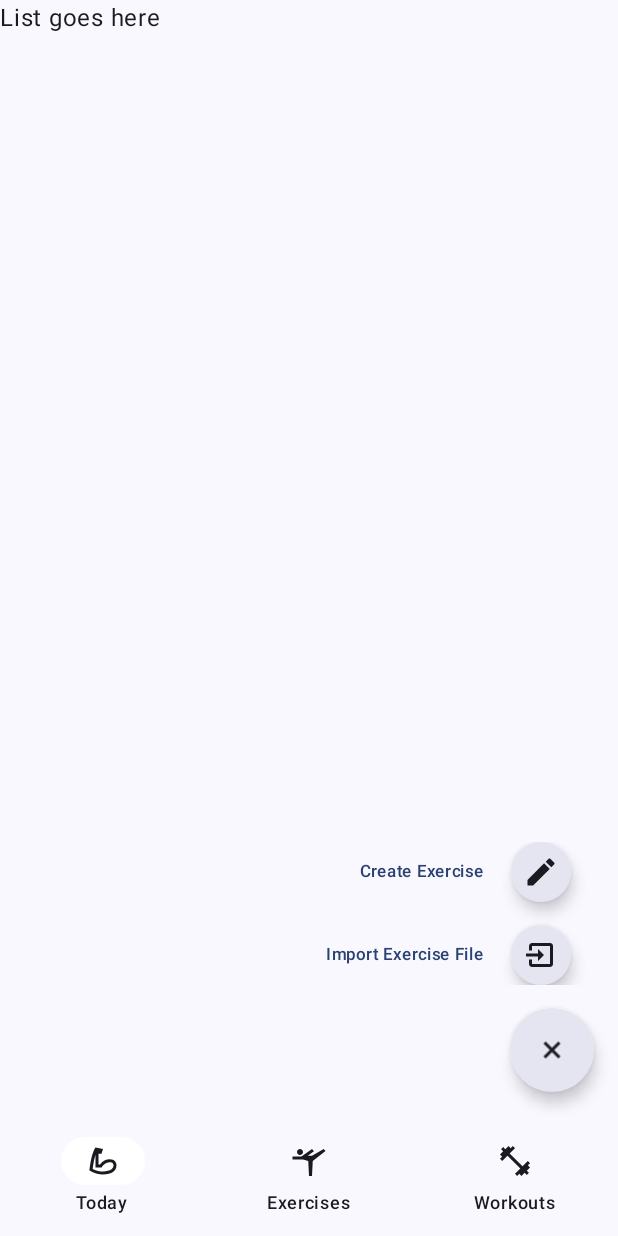
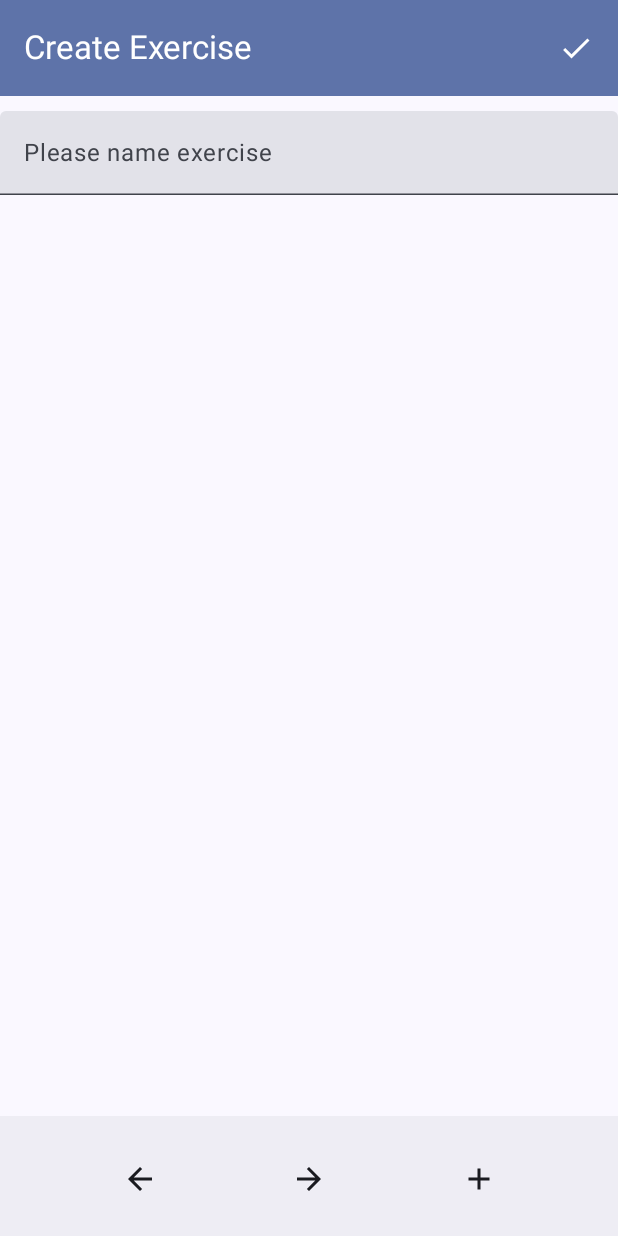
Before and after one commit to marchold/open_physical_therapy, an Android app built with Jetpack Compose: the ExercisesScreen screen opened through its navigation route, after a tap on "FloatingButtonMainIcon", on a phone screen of 412 x 824 dp. Run offline under Robolectric (Android 15) with nearby library versions, the phone set to English and light mode, and no system bars; 1 other tap on this screen came first.

Commit message:
WIP - Working on getting a veiew pager for the exercise steps.

```diff
--- a/app/build.gradle.kts
+++ b/app/build.gradle.kts
@@ -58,6 +58,7 @@ dependencies {
     implementation(libs.androidx.material3)
     implementation(libs.androidx.navigation.compose)
     implementation(libs.moshi)
+    implementation(libs.accompanist.permissions)
 
     testImplementation(libs.junit)
     androidTestImplementation(libs.androidx.junit)
--- a/app/src/main/AndroidManifest.xml
+++ b/app/src/main/AndroidManifest.xml
@@ -13,6 +13,11 @@
         android:theme="@style/Theme.OpenPhysicalTherapy"
         tools:targetApi="31">
         <activity
+            android:name=".CreateExerciseActivity"
+            android:exported="false"
+            android:label="@string/title_activity_create_exercise"
+            android:theme="@style/Theme.OpenPhysicalTherapy" />
+        <activity
             android:name=".MainActivity"
             android:exported="true"
             android:label="@string/app_name"
--- /dev/null
+++ b/app/src/main/java/com/example/openphysicaltherapy/CreateExerciseActivity.kt
@@ -0,0 +1,169 @@
+package com.example.openphysicaltherapy
+
+import android.os.Bundle
+import androidx.activity.ComponentActivity
+import androidx.activity.compose.setContent
+import androidx.activity.enableEdgeToEdge
+import androidx.compose.foundation.layout.Arrangement
+import androidx.compose.foundation.layout.Column
+import androidx.compose.foundation.layout.Row
+import androidx.compose.foundation.layout.Spacer
+import androidx.compose.foundation.layout.fillMaxWidth
+import androidx.compose.foundation.layout.height
+import androidx.compose.foundation.layout.padding
+import androidx.compose.foundation.pager.HorizontalPager
+import androidx.compose.foundation.pager.rememberPagerState
+import androidx.compose.material.icons.Icons
+import androidx.compose.material.icons.automirrored.filled.ArrowBack
+import androidx.compose.material.icons.automirrored.filled.ArrowForward
+import androidx.compose.material.icons.filled.Add
+import androidx.compose.material.icons.filled.Done
+import androidx.compose.material3.BottomAppBar
+import androidx.compose.material3.ExperimentalMaterial3Api
+import androidx.compose.material3.Icon
+import androidx.compose.material3.IconButton
+import androidx.compose.material3.MaterialTheme
+import androidx.compose.material3.Scaffold
+import androidx.compose.material3.Text
+import androidx.compose.material3.TextField
+import androidx.compose.material3.TopAppBar
+import androidx.compose.material3.TopAppBarColors
+import androidx.compose.runtime.Composable
+import androidx.compose.runtime.getValue
+import androidx.compose.runtime.mutableIntStateOf
+import androidx.compose.runtime.mutableStateOf
+import androidx.compose.runtime.remember
+import androidx.compose.runtime.rememberCoroutineScope
+import androidx.compose.runtime.setValue
+import androidx.compose.ui.Modifier
+import androidx.compose.ui.res.stringResource
+import androidx.compose.ui.unit.dp
+import com.example.openphysicaltherapy.ui.theme.OpenPhysicalTherapyTheme
+import kotlinx.coroutines.launch
+
+class CreateExerciseActivity : ComponentActivity() {
+    private var exercise = Exercise("")
+
+    override fun onCreate(savedInstanceState: Bundle?) {
+        super.onCreate(savedInstanceState)
+        enableEdgeToEdge()
+        setContent {
+            CreateExerciseScreen()
+        }
+    }
+
+    @OptIn(ExperimentalMaterial3Api::class)
+    @Composable
+    fun CreateExerciseScreen(){
+        val pagerState = rememberPagerState(pageCount = { exercise.steps.size })
+        var exerciseName by remember { mutableStateOf("") }
+        val coroutineScope = rememberCoroutineScope()
+
+        OpenPhysicalTherapyTheme {
+            Scaffold(
+                topBar = {
+                    TopAppBar(
+                        title = { Text(getString(R.string.title_activity_create_exercise)) },
+                        actions = {
+                            IconButton(onClick = {
+                                exercise.save(this@CreateExerciseActivity)
+                                finish()
+                            }) {
+                                Icon(Icons.Filled.Done, contentDescription = "Save Exercise Button")
+                            }
+                        },
+                        colors = TopAppBarColors(
+                            containerColor = MaterialTheme.colorScheme.primaryContainer,
+                            titleContentColor = MaterialTheme.colorScheme.onPrimaryContainer,
+                            navigationIconContentColor = MaterialTheme.colorScheme.onPrimaryContainer,
+                            actionIconContentColor = MaterialTheme.colorScheme.onPrimaryContainer,
+                            scrolledContainerColor = MaterialTheme.colorScheme.primaryContainer
+                        )
+                    )
+                },
+                content = { paddingValues ->
+                    Column(modifier = Modifier.padding(paddingValues)) {
+                        Spacer(modifier = Modifier.height(10.dp))
+                        TextField(
+                            modifier = Modifier.fillMaxWidth(),
+                            value = exerciseName,
+                            onValueChange = {
+                                exerciseName = it
+                                exercise.name = it
+                            },
+                            label = {
+                                Text(text = stringResource(R.string.please_name_exercise))
+                            }
+                        )
+                        Spacer(modifier = Modifier.height(10.dp))
+                        HorizontalPager(state = pagerState) { page ->
+                            // Our page content
+                            Text(
+                                text = "Page: $page",
+                                modifier = Modifier.fillMaxWidth()
+                            )
+                        }
+
+                    }
+                },
+                bottomBar = {
+                    BottomAppBar {
+                        Row(
+                            modifier = Modifier.fillMaxWidth(),
+                            horizontalArrangement = Arrangement.SpaceEvenly
+                        ) {
+                            IconButton(onClick = {
+                                coroutineScope.launch {
+                                    pagerState.animateScrollToPage(pagerState.currentPage - 1)
+                                }
+                            }) {
+                                Icon(Icons.AutoMirrored.Filled.ArrowBack, contentDescription = "Previous Step")
+                            }
+                            IconButton(onClick = {
+                                coroutineScope.launch {
+                                    pagerState.animateScrollToPage(pagerState.currentPage + 1)
+                                }
+                            }) {
+                                Icon(Icons.AutoMirrored.Filled.ArrowForward, contentDescription = "Next Step")
+                            }
+                            IconButton(onClick = {
+                                exercise.steps.add(ExerciseStep(0, mutableListOf()))
+                                pagerState.pageCount.inc()
+                                coroutineScope.launch {
+                                    pagerState.animateScrollToPage(exercise.steps.size - 1)
+                                }
+                            }) {
+                                Icon(Icons.Filled.Add, contentDescription = "Add Step")
+                            }
+                        }
+                    }
+
+                }
+            )
+        }
+    }
+
+}
+
+
+/*
+class ExerciseInstruction(
+    var text:String,
+    var audio:Boolean,
+    var image:Boolean,
+    var video:Boolean,
+    var duration: Int, //In seconds
+    var countdown:Boolean,
+)
+
+class ExerciseStep(
+    var numberOfReps:Int,
+    var instructions: MutableList<ExerciseInstruction>
+)
+
+class Exercise(
+    var name:String,
+    var icon:Boolean,
+    var steps:MutableList<ExerciseStep>
+){
+ */
--- a/app/src/main/java/com/example/openphysicaltherapy/MainActivity.kt
+++ b/app/src/main/java/com/example/openphysicaltherapy/MainActivity.kt
@@ -1,5 +1,6 @@
 package com.example.openphysicaltherapy
 
+import android.content.Intent
 import android.os.Bundle
 import androidx.activity.ComponentActivity
 import androidx.activity.compose.setContent
@@ -31,6 +32,7 @@ import androidx.compose.runtime.setValue
 import androidx.compose.ui.Alignment
 import androidx.compose.ui.Modifier
 import androidx.compose.ui.graphics.vector.ImageVector
+import androidx.compose.ui.platform.LocalContext
 import androidx.compose.ui.res.vectorResource
 import androidx.compose.ui.unit.dp
 import androidx.compose.ui.unit.sp
@@ -152,6 +154,33 @@ class MainActivity : ComponentActivity() {
             }
         }
     }
+
+    @Composable
+    fun ExercisesScreen() {
+        Scaffold(
+            floatingActionButton = {
+                MultiFloatingActionButton(
+                    modifier = Modifier,
+                    items = listOf(
+                        FloatingButtonItem(Icons.Filled.Create, "Create Exercise", onClick = {
+                            startActivity(Intent(this, CreateExerciseActivity::class.java))
+                        }),
+                        FloatingButtonItem(ImageVector.vectorResource(R.drawable.icon_import), "Import Exercise File", onClick = {
+
+                        })
+                    ),
+                    icon = Icons.Filled.Add,
+                )
+            },
+        ){ innerPadding->
+            Column(
+                modifier = Modifier.padding(innerPadding)
+            ) {
+                Text("List goes here")
+            }
+        }
+
+    }
 }
 
 @Composable
@@ -170,32 +199,7 @@ fun HomeScreen() {
     CenterText(text = "Today")
 }
 
-@Composable
-fun ExercisesScreen() {
-    Scaffold(
-        floatingActionButton = {
-            MultiFloatingActionButton(
-                modifier = Modifier,
-                items = listOf(
-                    FloatingButtonItem(Icons.Filled.Create, "Create Exercise", onClick = {
 
-                    }),
-                    FloatingButtonItem(ImageVector.vectorResource(R.drawable.icon_import), "Import Exercise File", onClick = {
-
-                    })
-                ),
-                icon = Icons.Filled.Add,
-            )
-        },
-    ){ innerPadding->
-        Column(
-            modifier = Modifier.padding(innerPadding)
-        ) {
-            Text("List goes here")
-        }
-    }
-
-}
 
 @Composable
 fun WorkoutsScreen() {
--- a/app/src/main/res/values/strings.xml
+++ b/app/src/main/res/values/strings.xml
@@ -1,3 +1,5 @@
 <resources>
     <string name="app_name">OpenPhysicalTherapy</string>
+    <string name="title_activity_create_exercise">Create Exercise</string>
+    <string name="please_name_exercise">Please name exercise</string>
 </resources>
```
Also changed, not shown: app/src/main/java/com/example/openphysicaltherapy/DataObjects.kt (added, +68 -0 lines), app/src/main/java/com/example/openphysicaltherapy/MiltiFloatingActionButton.kt (+4 -4 lines), gradle/libs.versions.toml (+7 -1 lines).
